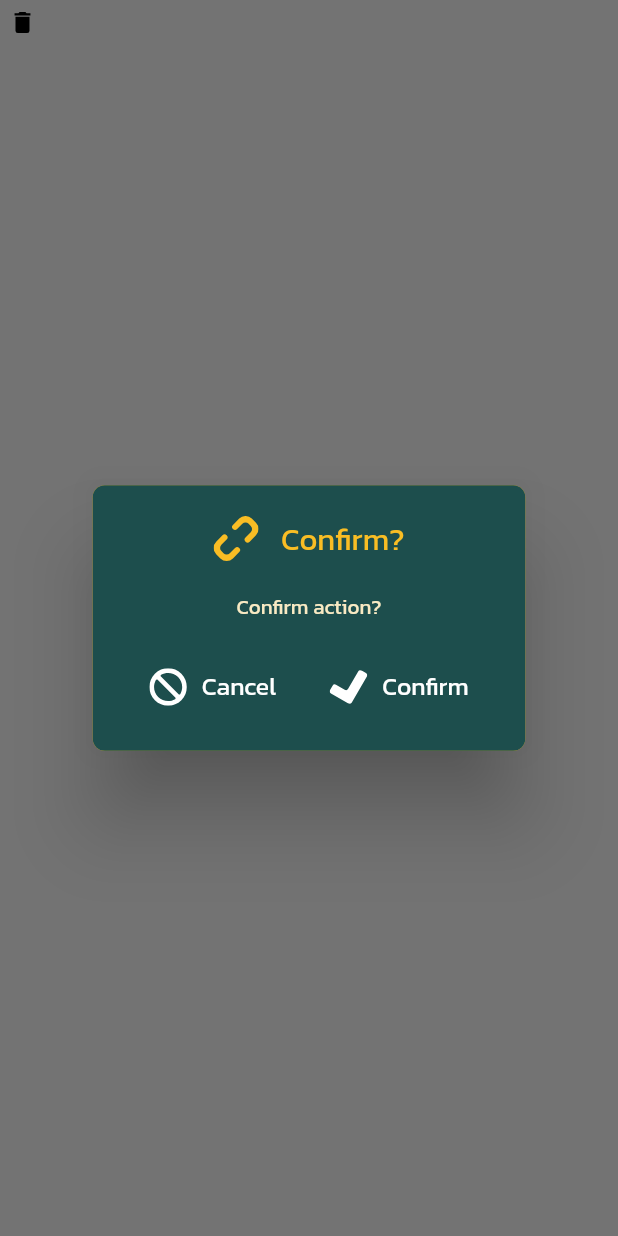
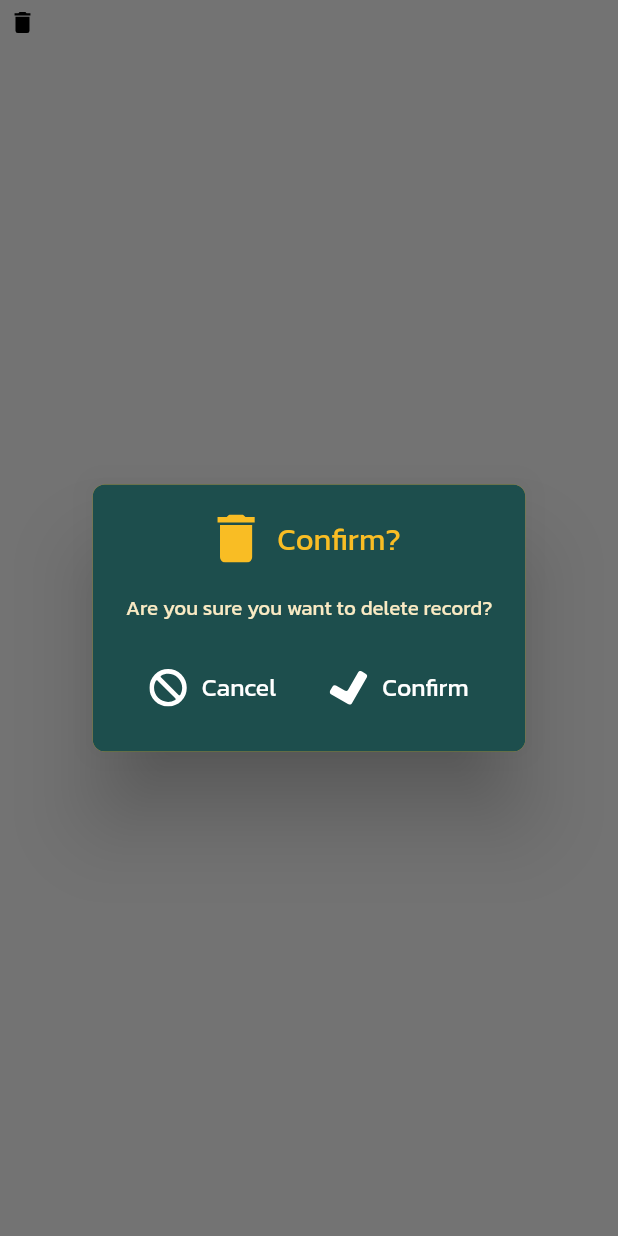
Before and after one commit to touchcastle/everlong, a Flutter app: the RecordDelete widget shown alone on an empty page, opened directly with empty values, after a tap on an icon or button, on a phone screen of 412 x 824 dp. Run offline on Flutter 3.47's test engine with Material 2 defaults, Android fonts, the phone set to English and light mode, and no system bars; our stand-ins replace cloud_firestore, connectivity, device_info, firebase_analytics, firebase_auth, firebase_core and 13 more; accounts and stored records are empty.

Commit message:
1.2.0(3)

```diff
--- a/lib/ui/widgets/actions/rec_del.dart
+++ b/lib/ui/widgets/actions/rec_del.dart
@@ -36,14 +36,19 @@ class RecordDelete extends StatelessWidget {
           builder: (BuildContext context) => dialogBox(
             smallerDialog: true,
             context: context,
-            content: confirmDialog(context, onConfirm: () async {
+            content: confirmDialog(
+              context,
+              icon: kRecDelIcon,
+              detail: 'Are you sure you want to delete record?',
+              onConfirm: () async {
                 if (fileType == FileType.recording) {
                   context.read<Recorder>().clear();
                 } else if (fileType == FileType.stored) {
                   context.read<Recorder>().deleteRecord(id!);
                 }
                 Navigator.pop(context);
-            }),
+              },
+            ),
           ),
         );
       },
--- a/lib/ui/widgets/confirm.dart
+++ b/lib/ui/widgets/confirm.dart
@@ -13,17 +13,17 @@ import 'package:everlong/utils/texts.dart';
 Widget confirmDialog(
   BuildContext context, {
   required Function() onConfirm,
-  String icon = kBluetoothIconDisconnected,
-  Color headerColor = kTextColorLight,
-  String header = kConfirmHeader,
-  String detail = kConfirmInfo,
-  Color detailColor = kTextColorWhite,
-  Color bgColor = kGreen2,
+  String? icon,
+  Color? headerColor,
+  String? header,
+  String? detail,
+  Color? detailColor,
+  Color? bgColor,
 }) {
   return Container(
     decoration: BoxDecoration(
       borderRadius: kAllBorderRadius,
-      color: bgColor,
+      color: bgColor ?? kGreen2,
     ),
     child: Padding(
       padding: EdgeInsets.symmetric(vertical: 20, horizontal: 10),
@@ -34,12 +34,16 @@ Widget confirmDialog(
           Row(
             mainAxisAlignment: MainAxisAlignment.center,
             children: [
-              svgIcon(name: icon, width: 30, color: headerColor),
+              svgIcon(
+                name: icon ?? kOkIcon,
+                width: 25,
+                color: headerColor ?? kTextColorLight,
+              ),
               SizedBox(width: 15),
               Text(
-                header,
+                header ?? kConfirmHeader,
                 style: TextStyle(
-                  color: headerColor,
+                  color: headerColor ?? kTextColorLight,
                   fontSize: textSizeResp(ratio: 20),
                 ),
               ),
@@ -47,9 +51,9 @@ Widget confirmDialog(
           ),
           SizedBox(height: 20),
           Text(
-            detail,
+            detail ?? kConfirmInfo,
             style: TextStyle(
-              color: detailColor,
+              color: detailColor ?? kTextColorWhite,
               fontSize: textSizeResp(ratio: 30),
             ),
           ),
```
Lines whose indentation alone changed are shown as unchanged.
